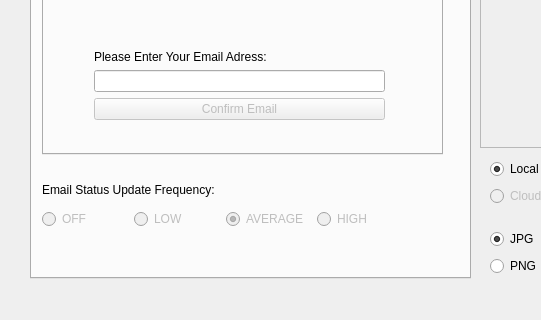
The window that _ui/FlashLapse_CP.ui (CoSE-Jerry/Flashlapse_NEO) describes before a commit, drawn with Qt 5; both pictures show x 0 to 541 and y 172 to 492 of the 800 by 492 pixel window.
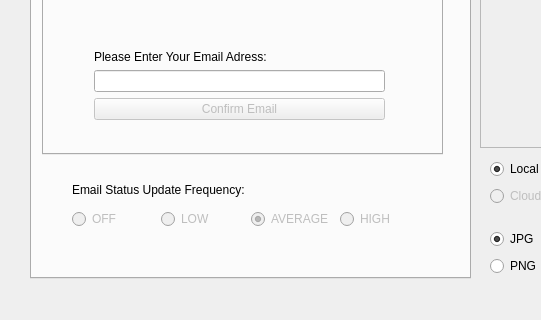
The same window after the commit. The open tabs and pages were chosen to show the change. Icons and pictures are not drawn.

Patch:
```diff
--- a/_ui/FlashLapse_CP.ui
+++ b/_ui/FlashLapse_CP.ui
@@ -959,9 +959,9 @@
      <widget class="QWidget" name="horizontalLayoutWidget">
       <property name="geometry">
        <rect>
-        <x>10</x>
+        <x>40</x>
         <y>330</y>
-        <width>361</width>
+        <width>351</width>
         <height>31</height>
        </rect>
       </property>
@@ -1020,7 +1020,7 @@
      <widget class="QLabel" name="Email_Update_Prompt">
       <property name="geometry">
        <rect>
-        <x>10</x>
+        <x>40</x>
         <y>300</y>
         <width>221</width>
         <height>31</height>
```
